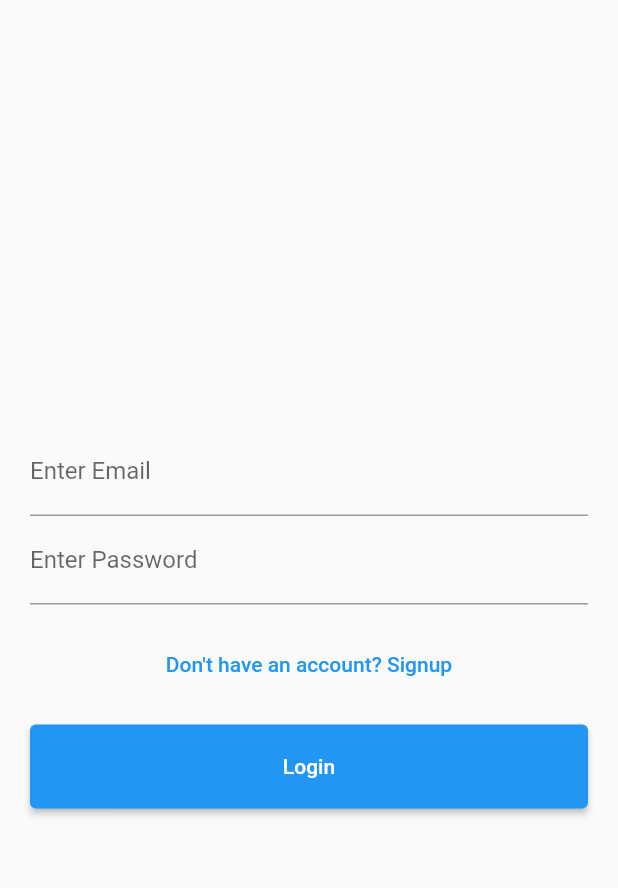
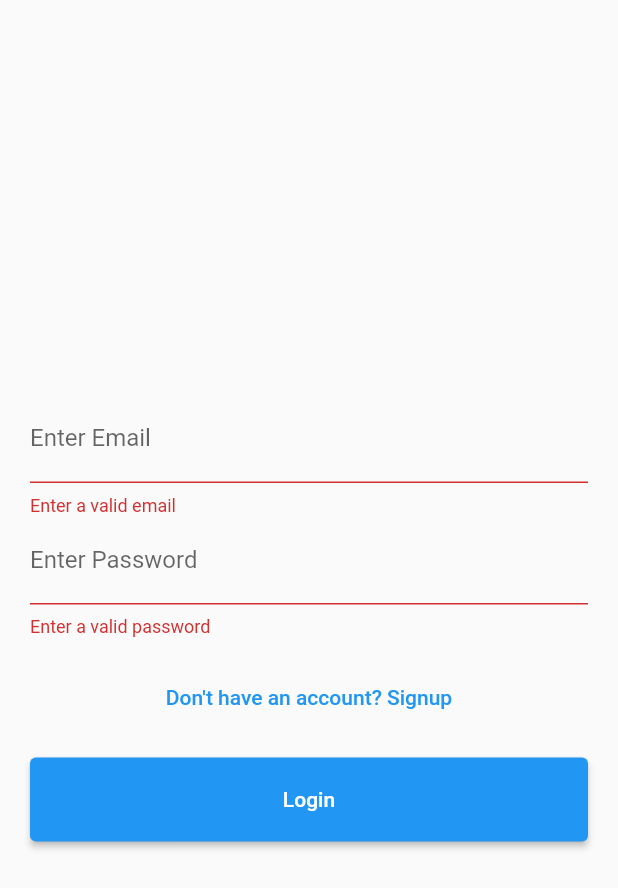
Before and after one commit to b3ingHassan/flutter_practice, a Flutter app: the screen it shows after launch, after a tap on "Login", on a phone screen of 412 x 824 dp. Shown: the top 888 px of the screen. Run offline on Flutter 3.47's test engine with Material 2 defaults, Android fonts, the phone set to English and light mode, and no system bars; our stand-ins replace firebase_auth, firebase_core; accounts and stored records are empty.

Commit message:
updated the code for authentication

```diff
--- a/lib/main.dart
+++ b/lib/main.dart
@@ -1,5 +1,7 @@
 import 'package:crud_operations/firebase_options.dart';
+import 'package:crud_operations/home_page.dart';
 import 'package:crud_operations/services/authentication_form.dart';
+import 'package:firebase_auth/firebase_auth.dart';
 import 'package:flutter/material.dart';
 import 'package:firebase_core/firebase_core.dart';
 
@@ -14,10 +16,19 @@ class MyApp extends StatelessWidget {
 
   @override
   Widget build(BuildContext context) {
-    return const MaterialApp(
+    return MaterialApp(
       debugShowCheckedModeBanner: false,
       title: 'Material App',
-      home: AuthenticationForm(),
+      home: StreamBuilder(
+        stream: FirebaseAuth.instance.authStateChanges(),
+        builder: (context, snapshot) {
+          if (snapshot.hasData) {
+            return const HomePage();
+          } else {
+            return const AuthenticationForm();
+          }
+        },
+      ),
     );
   }
 }
--- a/lib/services/authentication_form.dart
+++ b/lib/services/authentication_form.dart
@@ -1,3 +1,4 @@
+import 'package:crud_operations/services/functions/authentication.dart';
 import 'package:flutter/material.dart';
 
 class AuthenticationForm extends StatefulWidget {
@@ -8,8 +9,13 @@ class AuthenticationForm extends StatefulWidget {
 }
 
 class _AuthenticationFormState extends State<AuthenticationForm> {
-  final _formKey = GlobalKey();
+  final _formKey = GlobalKey<FormState>();
   bool isLogin = true;
+  String email = '';
+  String password = '';
+  String fname = '';
+  String lname = "";
+
   changeIsLoginValue() {
     setState(() {
       isLogin = !isLogin;
@@ -30,22 +36,71 @@ class _AuthenticationFormState extends State<AuthenticationForm> {
               if (!isLogin)
                 TextFormField(
                   key: const ValueKey("first name"),
+                  validator: (val) {
+                    if (val.toString().length < 2) {
+                      return "Enter a valid First name";
+                    } else {
+                      return null;
+                    }
+                  },
+                  onSaved: (val) {
+                    setState(() {
+                      fname = val.toString();
+                    });
+                  },
                   decoration:
                       const InputDecoration(labelText: "Enter First Name"),
                 ),
               if (!isLogin)
                 TextFormField(
                   key: const ValueKey("last name"),
+                  validator: (val) {
+                    if (val.toString().length < 2) {
+                      return "Enter a valid Last name";
+                    } else {
+                      return null;
+                    }
+                  },
+                  onSaved: (val) {
+                    setState(() {
+                      lname = val.toString();
+                    });
+                  },
                   decoration:
                       const InputDecoration(labelText: "Enter Last Name"),
                 ),
               TextFormField(
                 key: const ValueKey("email"),
+                validator: (val) {
+                  if (val.toString().isEmpty || !val.toString().contains("@")) {
+                    return "Enter a valid email";
+                  } else {
+                    return null;
+                  }
+                },
+                onSaved: (val) {
+                  setState(() {
+                    email = val.toString();
+                  });
+                },
                 decoration: const InputDecoration(labelText: "Enter Email"),
               ),
               TextFormField(
                 obscureText: true,
                 key: const ValueKey("password"),
+                validator: (val) {
+                  if (val.toString().length < 6 ||
+                      !val.toString().contains("#")) {
+                    return "Enter a valid password";
+                  } else {
+                    return null;
+                  }
+                },
+                onSaved: (val) {
+                  setState(() {
+                    password = val.toString();
+                  });
+                },
                 decoration: const InputDecoration(labelText: "Enter Password"),
               ),
               const SizedBox(
@@ -64,7 +119,16 @@ class _AuthenticationFormState extends State<AuthenticationForm> {
                 width: double.infinity,
                 height: 56,
                 child: ElevatedButton(
-                  onPressed: () {},
+                  onPressed: () {
+                    if (_formKey.currentState!.validate()) {
+                      _formKey.currentState!.save();
+                      isLogin
+                          ? AuthenticationFunctions.signIn(
+                              context, email, password)
+                          : AuthenticationFunctions.signUp(
+                              context, email, password);
+                    }
+                  },
                   child: isLogin ? const Text("Login") : const Text("Signup"),
                 ),
               )
--- /dev/null
+++ b/lib/services/functions/authentication.dart
@@ -0,0 +1,59 @@
+import 'package:firebase_auth/firebase_auth.dart';
+import 'package:flutter/material.dart';
+
+class AuthenticationFunctions {
+  static signUp(BuildContext context, String email, password) async {
+    try {
+      final credential =
+          await FirebaseAuth.instance.createUserWithEmailAndPassword(
+        email: email,
+        password: password,
+      );
+    } on FirebaseAuthException catch (e) {
+      if (e.code == 'weak-password') {
+        print('The password provided is too weak.');
+        ScaffoldMessenger.of(context).showSnackBar(
+          const SnackBar(
+            content: Text("email-already-in-use"),
+          ),
+        );
+      } else if (e.code == 'email-already-in-use') {
+        print('The account already exists for that email.');
+        ScaffoldMessenger.of(context).showSnackBar(
+          const SnackBar(
+            content: Text("The account already exists for that email."),
+          ),
+        );
+      }
+    } catch (e) {
+      ScaffoldMessenger.of(context).showSnackBar(
+        SnackBar(
+          content: Text(e.toString()),
+        ),
+      );
+    }
+  }
+
+  static signIn(BuildContext context, String email, password) async {
+    try {
+      final credential = await FirebaseAuth.instance
+          .signInWithEmailAndPassword(email: email, password: password);
+    } on FirebaseAuthException catch (e) {
+      if (e.code == 'user-not-found') {
+        print('No user found for that email.');
+        ScaffoldMessenger.of(context).showSnackBar(
+          const SnackBar(
+            content: Text("No user found for that email."),
+          ),
+        );
+      } else if (e.code == 'wrong-password') {
+        print('Wrong password provided for that user.');
+        ScaffoldMessenger.of(context).showSnackBar(
+          const SnackBar(
+            content: Text("Wrong password provided for that user."),
+          ),
+        );
+      }
+    }
+  }
+}
```
Also changed, not shown: lib/home_page.dart (+14 -1 lines).
